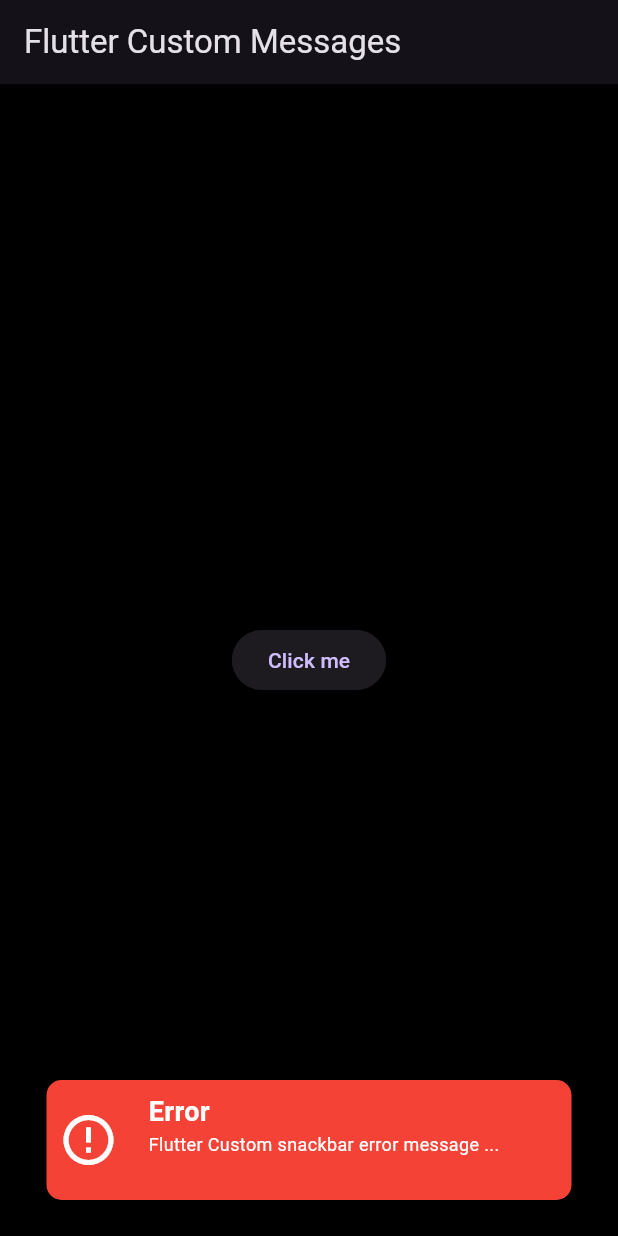
After one commit to davidkihara/flutter_codes, a Flutter app: the CustomMessages screen opened directly, after a tap on "Click me", on a phone screen of 412 x 824 dp. The commit adds this screen. Run offline on Flutter 3.47's test engine with Material 3 defaults, Android fonts, the phone set to English and light mode, and no system bars.

Commit message:
custome messages

```diff
--- a/lib/main.dart
+++ b/lib/main.dart
@@ -1,4 +1,5 @@
 import 'package:flutter/material.dart';
+import 'package:flutter_crud/screens/custom_messages.dart';
 import 'package:flutter_crud/screens/todo_list.dart';
 
 void main() {
@@ -19,7 +20,7 @@ class MyApp extends StatelessWidget {
       //   colorScheme: ColorScheme.fromSeed(seedColor: Colors.deepPurple),
       //   useMaterial3: true,
       // ),
-      home: const TodoListPage(),
+      home: const CustomMessages(),
     );
   }
 }
--- /dev/null
+++ b/lib/screens/custom_messages.dart
@@ -0,0 +1,138 @@
+import 'package:flutter/material.dart';
+
+class CustomMessages extends StatefulWidget {
+  const CustomMessages({super.key});
+
+  @override
+  State<CustomMessages> createState() => _CustomMessagesState();
+}
+
+class _CustomMessagesState extends State<CustomMessages> {
+  @override
+  Widget build(BuildContext context) {
+    return Scaffold(
+      appBar: AppBar(
+        title: const Text("Flutter Custom Messages"),
+      ),
+      backgroundColor: Colors.black,
+      body: Center(
+        child: ElevatedButton(
+          onPressed: () => {_errorMessage(context)},
+          child: const Text('Click me'),
+        ),
+      ),
+    );
+  }
+
+  _successMessage(BuildContext context) {
+    return ScaffoldMessenger.of(context).showSnackBar(
+      SnackBar(
+        content: Container(
+          padding: const EdgeInsets.all(8),
+          height: 80,
+          decoration: const BoxDecoration(
+            color: Colors.green,
+            borderRadius: BorderRadius.all(
+              Radius.circular(10),
+            ),
+          ),
+          child: const Row(
+            children: [
+              Icon(
+                Icons.check_circle,
+                color: Colors.white,
+                size: 40,
+              ),
+              SizedBox(
+                width: 20,
+              ),
+              Expanded(
+                  child: Column(
+                crossAxisAlignment: CrossAxisAlignment.start,
+                children: [
+                  Text(
+                    "Success",
+                    style: TextStyle(
+                      fontSize: 18,
+                      color: Colors.white,
+                      fontWeight: FontWeight.bold,
+                    ),
+                  ),
+                  Spacer(),
+                  Text(
+                    "Flutter Custom snackbar succes message ...",
+                    style: TextStyle(
+                      color: Colors.white,
+                      fontSize: 12,
+                    ),
+                    maxLines: 2,
+                    overflow: TextOverflow.ellipsis,
+                  ),
+                ],
+              )),
+            ],
+          ),
+        ),
+        behavior: SnackBarBehavior.floating,
+        backgroundColor: Colors.transparent,
+        elevation: 3,
+      ),
+    );
+  }
+
+  _errorMessage(BuildContext context) {
+    return ScaffoldMessenger.of(context).showSnackBar(
+      SnackBar(
+        content: Container(
+          padding: const EdgeInsets.all(8),
+          height: 80,
+          decoration: const BoxDecoration(
+            color: Colors.red,
+            borderRadius: BorderRadius.all(
+              Radius.circular(10),
+            ),
+          ),
+          child: const Row(
+            children: [
+              Icon(
+                Icons.error_outline,
+                color: Colors.white,
+                size: 40,
+              ),
+              SizedBox(
+                width: 20,
+              ),
+              Expanded(
+                  child: Column(
+                crossAxisAlignment: CrossAxisAlignment.start,
+                children: [
+                  Text(
+                    "Error",
+                    style: TextStyle(
+                      fontSize: 18,
+                      color: Colors.white,
+                      fontWeight: FontWeight.bold,
+                    ),
+                  ),
+                  // Spacer(),
+                  Text(
+                    "Flutter Custom snackbar error message ...",
+                    style: TextStyle(
+                      color: Colors.white,
+                      fontSize: 12,
+                    ),
+                    maxLines: 2,
+                    overflow: TextOverflow.ellipsis,
+                  ),
+                ],
+              )),
+            ],
+          ),
+        ),
+        behavior: SnackBarBehavior.floating,
+        backgroundColor: Colors.transparent,
+        elevation: 3,
+      ),
+    );
+  }
+}
```
